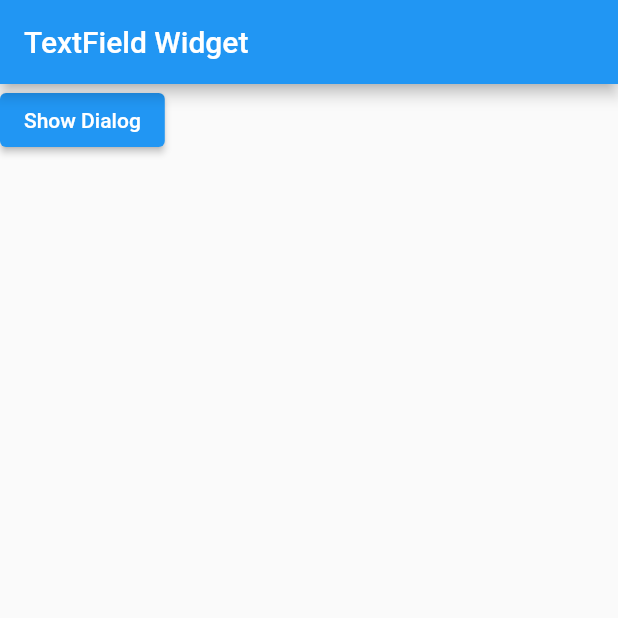
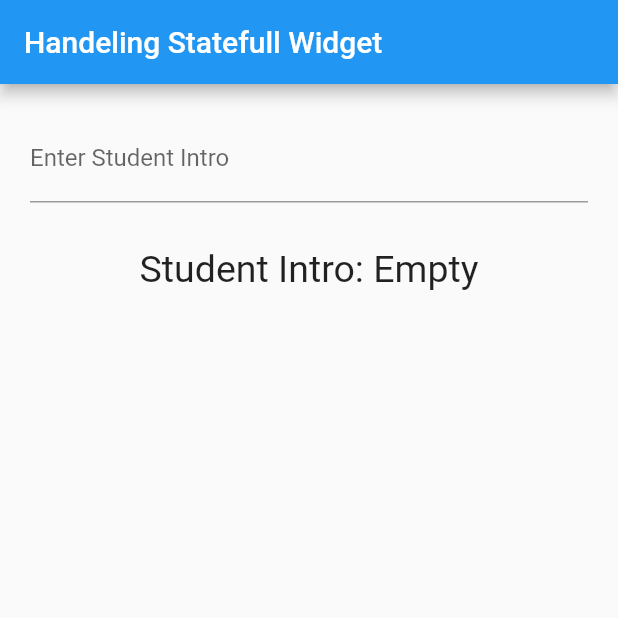
Before and after one commit to imafzalakram/flutter_demos, a Flutter app: the screen it shows after launch, on a phone screen of 412 x 824 dp, the top half of it. Run offline on Flutter 3.47's test engine with Material 2 defaults, Android fonts, the phone set to English and light mode, and no system bars.

Commit message:
Discussed Statefull Widget & Stateless widget

```diff
--- a/lib/main.dart
+++ b/lib/main.dart
@@ -1,53 +1,53 @@
 import 'package:flutter/material.dart';
 
 void main() {
-  runApp(MaterialApp(
-    home: Scaffold(
-      appBar: AppBar(
-        title: Text("TextField Widget"),
-      ),
-      body: Material(
-        child: MyClass(),
-      ),
-    ),
-  ));
+  runApp(StudentItro());
 }
 
-class MyClass extends StatelessWidget {
+class StudentItro extends StatefulWidget {
+  @override
+  State<StatefulWidget> createState() {
+    return StudentIntroStates();
+  }
+}
+
+class StudentIntroStates extends State<StudentItro> {
+  String studentIntro="Empty";
+
   @override
   Widget build(BuildContext context) {
-    return ElevatedButton(
-      child: Text("Show Dialog"),
-      onPressed: () {
-        openAlertBox(context);
-      },
+    debugPrint("calling build function");
+
+    return MaterialApp(
+      home: Scaffold(
+        appBar: AppBar(title: Text("Handeling Statefull Widget"),),
+        body: Container(
+          padding: EdgeInsets.all(20.0),
+          child: Column(
+            children: [
+              TextField(
+                decoration: InputDecoration(
+                  labelText: "Enter Student Intro",
+                  hintText: "Enter text",
+                ),
+                onSubmitted: (String intro){
+                  // The most improtant function in all statefull widgets
+                  setState((){
+                    debugPrint("calling setState function");
+                    studentIntro=intro;
+                  });
+                },
+              ),
+
+              Padding(
+                padding: const EdgeInsets.only(top: 30.0),
+                child: Text("Student Intro: $studentIntro",
+                style: TextStyle(fontSize: 25.0),),
+              )
+            ],
+          ),
+        ),
+      ),
     );
   }
-
-  openAlertBox(BuildContext context) {
-    // here we will write a code to display a AlertBox
-    AlertDialog alertDialog = AlertDialog(
-      title: Text(
-        "Alert",
-        style: TextStyle(color: Colors.white),
-      ),
-      content: Text(
-        "Are you sure to submit this form?",
-        style: TextStyle(color: Colors.white),
-      ),
-      actions: [
-        TextButton(
-            onPressed: () {
-              Navigator.pop(context);
-            },
-            child: Text("No")),
-        TextButton(onPressed: () {}, child: Text("Yes")),
-      ],
-    );
-    showDialog(
-        context: context,
-        builder: (context) {
-          return alertDialog;
-        });
-  }
 }
```
